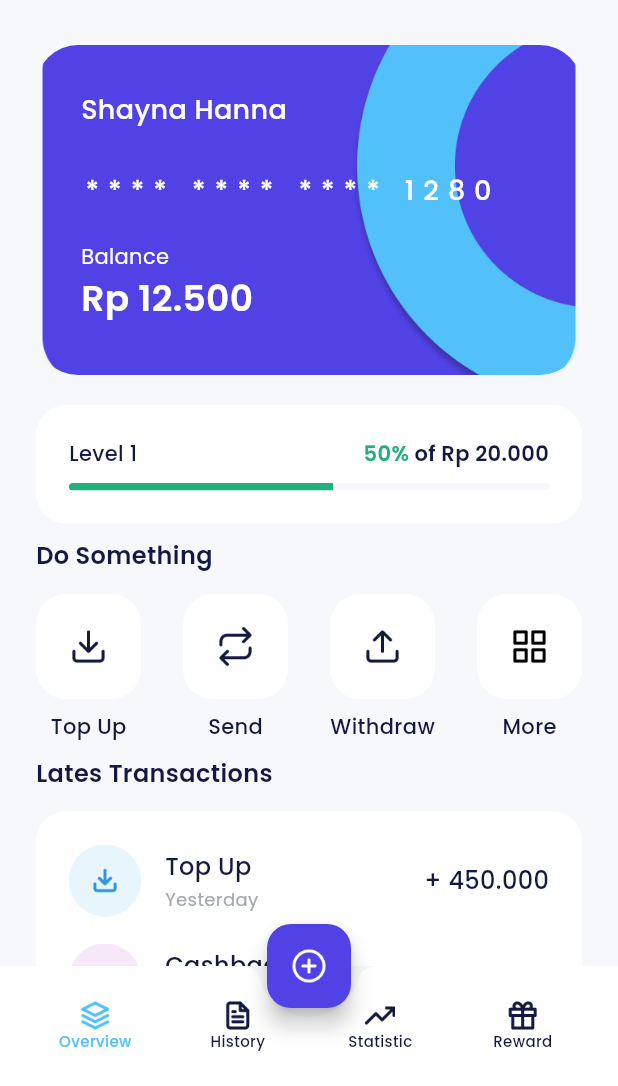
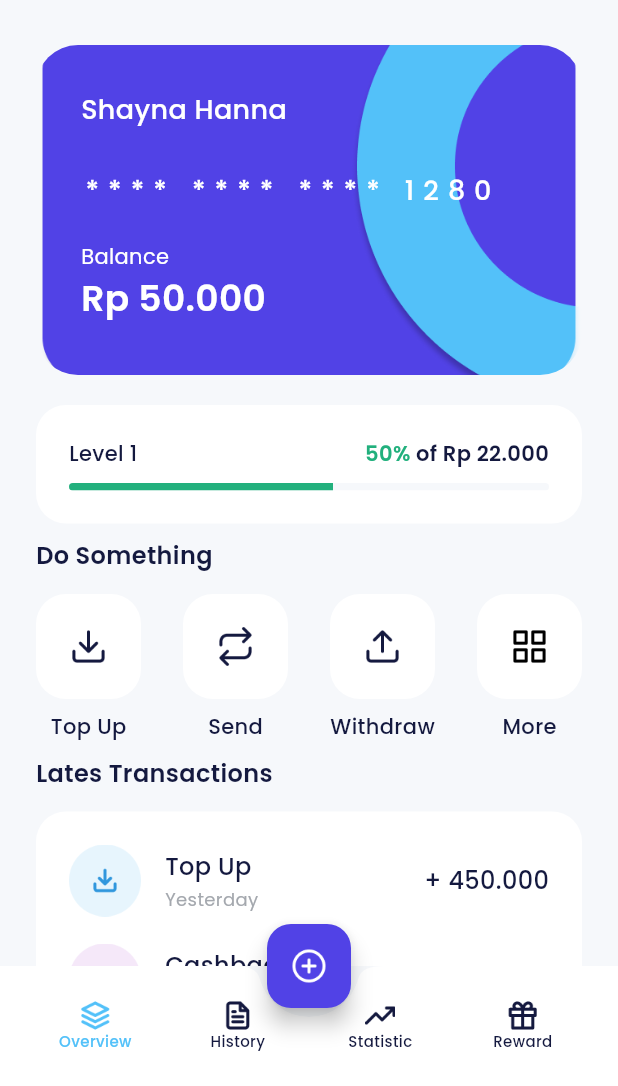
Before and after one commit to ahsar04/bank_sha, a Flutter app: the HomePage screen opened by its route, on a phone screen of 412 x 824 dp, the part 150-1236 px from its top. Run offline on Flutter 3.47's test engine with Material 3 defaults, Android fonts, the phone set to English and light mode, and no system bars; our stand-ins replace another_flushbar, carousel_slider, google_fonts.

Commit message:
format curency and custom snackbar

```diff
--- a/lib/main.dart
+++ b/lib/main.dart
@@ -1,6 +1,7 @@
 import 'package:bank_sha/shared/theme.dart';
 import 'package:bank_sha/ui/pages/data_Package_page.dart';
 import 'package:bank_sha/ui/pages/data_provider_page.dart';
+import 'package:bank_sha/ui/pages/data_success.dart';
 import 'package:bank_sha/ui/pages/home_page.dart';
 import 'package:bank_sha/ui/pages/onboarding_page.dart';
 import 'package:bank_sha/ui/pages/pin_page.dart';
@@ -67,6 +68,7 @@ class MyApp extends StatelessWidget {
         '/transfer-success': (context) => const TransferSuccess(),
         '/data-provider': (context) => const DataProviderPage(),
         '/data-package': (context) => const DataPackagePage(),
+        '/data-success': (context) => const DataSuccess(),
       },
     );
   }
--- a/lib/shared/theme.dart
+++ b/lib/shared/theme.dart
@@ -9,6 +9,7 @@ Color darkBackgroundColor = const Color(0xff020518);
 Color blueColor = const Color(0xff53C1F9);
 Color purpleColor = const Color(0xff5142E6);
 Color greenColor = const Color(0xff22B07D);
+Color redColor = const Color(0xffFF2566);
 Color numberBackGroundColor = const Color(0xff1A1D2E);
 
 TextStyle blackTextStyle = GoogleFonts.poppins(
--- a/lib/ui/pages/home_page.dart
+++ b/lib/ui/pages/home_page.dart
@@ -1,3 +1,4 @@
+import 'package:bank_sha/shared/shered_methods.dart';
 import 'package:bank_sha/shared/theme.dart';
 import 'package:bank_sha/ui/widgets/home_lates_transactions_item.dart';
 import 'package:bank_sha/ui/widgets/home_service_item.dart';
@@ -204,7 +205,7 @@ Widget buildWalletCard() {
           style: whiteTextStyle,
         ),
         Text(
-          'Rp 12.500',
+          formatCurency(50000),
           style: whiteTextStyle.copyWith(
             fontSize: 24,
             fontWeight: semiBold,
@@ -243,7 +244,7 @@ Widget buildLevel() {
               ),
             ),
             Text(
-              'of Rp 20.000',
+              'of ${formatCurency(22000)}',
               style: blackTextStyle.copyWith(
                 fontWeight: semiBold,
               ),
@@ -348,37 +349,37 @@ Widget buildLatesTransactions() {
             borderRadius: BorderRadius.circular(20),
             color: whiteColor,
           ),
-          child: const Column(
+          child: Column(
             children: [
               HomeLatesTransactionsItem(
                 iconUrl: 'assets/icons/ic_transaction_category_1.png',
                 title: 'Top Up',
                 time: 'Yesterday',
-                value: '+ 450.000',
+                value: formatCurency(450000, symbol: "+ "),
               ),
               HomeLatesTransactionsItem(
                 iconUrl: 'assets/icons/ic_transaction_category_2.png',
                 title: 'Cashback',
                 time: 'Sep 11',
-                value: '+ 22.000',
+                value: formatCurency(22000, symbol: "+ "),
               ),
               HomeLatesTransactionsItem(
                 iconUrl: 'assets/icons/ic_transaction_category_3.png',
                 title: 'Withdraw',
                 time: 'Sep 2',
-                value: '+ 5.000',
+                value: formatCurency(5000, symbol: "- "),
               ),
               HomeLatesTransactionsItem(
                 iconUrl: 'assets/icons/ic_transaction_category_4.png',
                 title: 'Transfer',
                 time: 'Aug 27',
-                value: '+ 123.500',
+                value: formatCurency(123500, symbol: "- "),
               ),
               HomeLatesTransactionsItem(
                 iconUrl: 'assets/icons/ic_transaction_category_5.png',
                 title: 'Electric',
                 time: 'Feb 18',
-                value: '+ 1.230.000',
+                value: formatCurency(123000, symbol: "- "),
               ),
             ],
           ),
--- a/pubspec.yaml
+++ b/pubspec.yaml
@@ -28,6 +28,7 @@ environment:
 # the latest version available on pub.dev. To see which dependencies have newer
 # versions available, run `flutter pub outdated`.
 dependencies:
+  another_flushbar: ^1.12.30
   carousel_slider: ^4.2.1
   cupertino_icons: ^1.0.2
   flutter:
```
Also changed, not shown: lib/shared/shered_methods.dart (added, +24 -0 lines), lib/ui/pages/pin_page.dart (+11 -2 lines), lib/ui/widgets/package_item.dart (added, +52 -0 lines), pubspec.lock.
